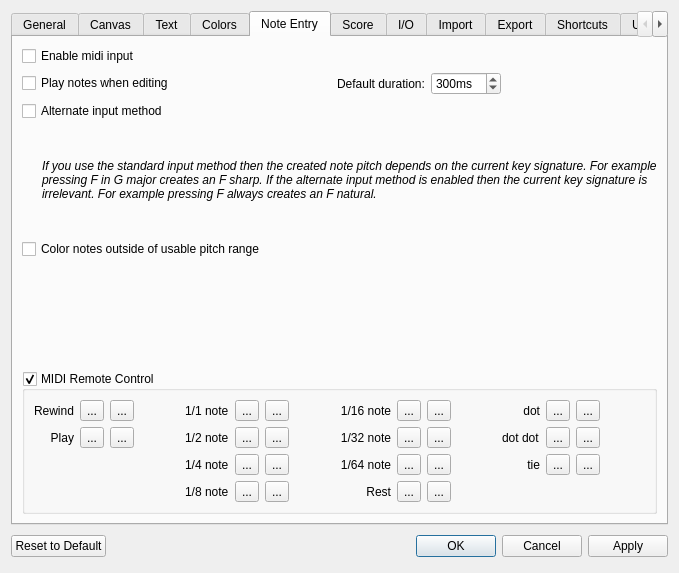
First picture: the form in mscore/mscore/prefsdialog.ui, repository musescore/musescore-old, before the edit.
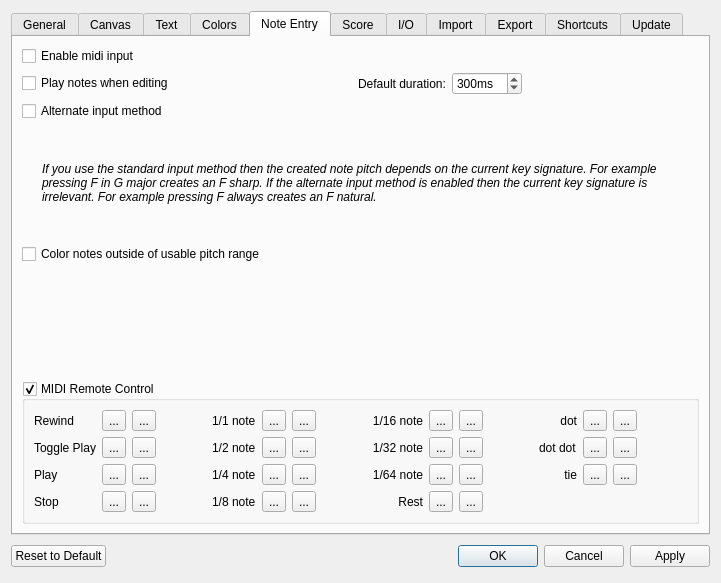
Second picture: the form after the edit. The open tabs and pages were chosen to show the change. Icons and pictures are not drawn. Custom widgets are drawn as their Qt base class.

Diff of the .ui file:
```diff
--- a/mscore/mscore/prefsdialog.ui
+++ b/mscore/mscore/prefsdialog.ui
@@ -6,8 +6,8 @@
    <rect>
     <x>0</x>
     <y>0</y>
-    <width>679</width>
-    <height>545</height>
+    <width>721</width>
+    <height>583</height>
    </rect>
   </property>
   <property name="windowTitle">
@@ -1184,7 +1184,7 @@
           <item row="1" column="0">
            <widget class="QLabel" name="label_20">
             <property name="text">
-             <string>Play</string>
+             <string>Toggle Play</string>
             </property>
             <property name="alignment">
              <set>Qt::AlignRight|Qt::AlignTrailing|Qt::AlignVCenter</set>
@@ -1192,7 +1192,7 @@
            </widget>
           </item>
           <item row="1" column="1">
-           <widget class="GreendotButton" name="playActive">
+           <widget class="GreendotButton" name="togglePlayActive">
             <property name="toolTip">
              <string>is active</string>
             </property>
@@ -1202,7 +1202,7 @@
            </widget>
           </item>
           <item row="1" column="2">
-           <widget class="RecordButton" name="recordPlay">
+           <widget class="RecordButton" name="recordTogglePlay">
             <property name="toolTip">
              <string>record</string>
             </property>
@@ -1512,6 +1512,60 @@
             </property>
            </spacer>
           </item>
+          <item row="2" column="0">
+           <widget class="QLabel" name="label_50">
+            <property name="text">
+             <string>Play</string>
+            </property>
+           </widget>
+          </item>
+          <item row="3" column="0">
+           <widget class="QLabel" name="label_51">
+            <property name="text">
+             <string>Stop</string>
+            </property>
+           </widget>
+          </item>
+          <item row="2" column="1">
+           <widget class="GreendotButton" name="playActive">
+            <property name="toolTip">
+             <string>is active</string>
+            </property>
+            <property name="text">
+             <string>...</string>
+            </property>
+           </widget>
+          </item>
+          <item row="3" column="1">
+           <widget class="GreendotButton" name="stopActive">
+            <property name="toolTip">
+             <string>is active</string>
+            </property>
+            <property name="text">
+             <string>...</string>
+            </property>
+           </widget>
+          </item>
+          <item row="2" column="2">
+           <widget class="RecordButton" name="recordPlay">
+            <property name="toolTip">
+             <string>record</string>
+            </property>
+            <property name="text">
+             <string>...</string>
+            </property>
+           </widget>
+          </item>
+          <item row="3" column="2">
+           <widget class="RecordButton" name="recordStop">
+            <property name="toolTip">
+             <string>record</string>
+            </property>
+            <property name="text">
+             <string>...</string>
+            </property>
+           </widget>
+          </item>
          </layout>
         </widget>
        </item>
```
Left out of the diff: 2 changed lines with no effect on the pictures.
